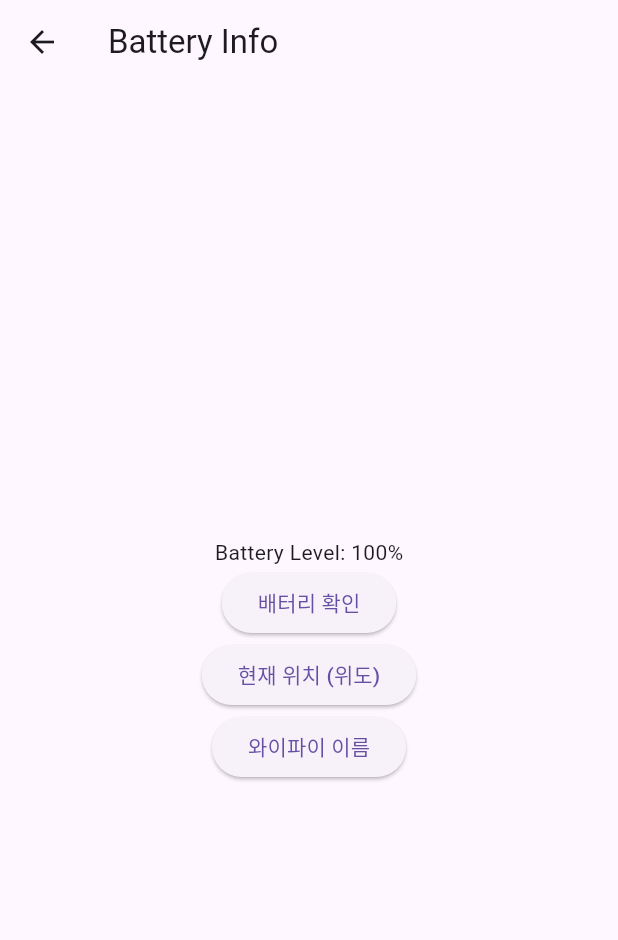
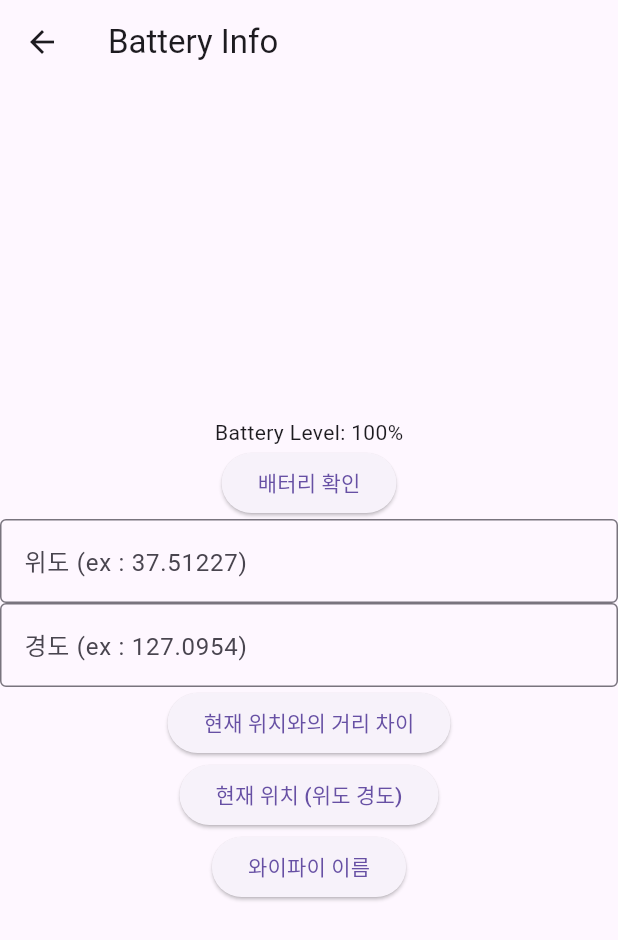
Before and after one commit to bottle-ari/peep_todo_flutter, a Flutter app: the TestPage screen opened directly, after a tap on "배터리 확인", on a phone screen of 412 x 824 dp. Shown: the top 940 px of the screen. Run offline on Flutter 3.47's test engine with Material 3 defaults, Android fonts, the phone set to English and light mode, and no system bars; our stand-ins replace battery, emoji_picker_flutter, flutter_screenutil, flutter_slidable, flutter_svg, fluttertoast and 9 more; missing offline and left inert: dart:ffi, network_info_plus; accounts and stored records are empty; Roboto replaces fonts that are missing (Pretendard); project files that could hold a hidden picture were left out.

Commit message:
구글맵 연동 - 지도 클릭하면 위도 경도 반환 / 테스트 페이지 - 설정한 위도 경도와 현재 위치와의 거리 차이 토스트 메시지

```diff
--- /dev/null
+++ b/lib/app/views/main/page/google_map/yes_or_no.dart
@@ -0,0 +1 @@
+import 'package:flutter/material.dart';
--- a/lib/app/views/main/page/test_page.dart
+++ b/lib/app/views/main/page/test_page.dart
@@ -1,8 +1,10 @@
 import 'package:flutter/material.dart';
 import 'package:battery/battery.dart';
+import 'package:geolocator/geolocator.dart';
 import 'package:location/location.dart';
 import 'package:network_info_plus/network_info_plus.dart';
 import 'package:flutter/foundation.dart';
+import 'package:fluttertoast/fluttertoast.dart';
 
 void main() {
   runApp(MyApp());
@@ -28,6 +30,9 @@ class _TestPageState extends State<TestPage> {
   Location location = Location();
   late LocationData currentLocation;
 
+  TextEditingController _latitudeController = TextEditingController();
+  TextEditingController _longtitudeController = TextEditingController();
+
   @override
   void initState() {
     super.initState();
@@ -51,11 +56,31 @@ class _TestPageState extends State<TestPage> {
               },
               child: Text('배터리 확인'),
             ),
+            TextField(
+              controller: _latitudeController,
+              decoration: InputDecoration(
+                border: OutlineInputBorder(),
+                labelText: '위도 (ex : 37.51227)',
+              ),
+            ),
+            TextField(
+              controller: _longtitudeController,
+              decoration: InputDecoration(
+                border: OutlineInputBorder(),
+                labelText: '경도 (ex : 127.0954)',
+              ),
+            ),
+            ElevatedButton(
+              onPressed: () {
+                _getDistanceInfo();
+              },
+              child: Text('현재 위치와의 거리 차이'),
+            ),
             ElevatedButton(
               onPressed: () {
                 _getCurrentLocation();
               },
-              child: Text('현재 위치 (위도)'),
+              child: Text('현재 위치 (위도 경도)'),
             ),
             ElevatedButton(
               onPressed: () {
@@ -87,6 +112,35 @@ class _TestPageState extends State<TestPage> {
     });
   }
 
+  Future<void> _getDistanceInfo() async {
+    /**
+     * 현재 위치와 EditText사이의 거리 차이 구하기
+     */
+    var langtitude = double.parse(_latitudeController.text);
+    var longtitude = double.parse(_longtitudeController.text);
+    LocationData locationData = await getLocationData();
+    var currentLangtitude = locationData.latitude;
+    var currentLongtitude = locationData.longitude;
+
+    // final distance = await Geolocator.distanceBetween(37.51227, 127.0954, langtitude, longtitude);
+    final distance = await Geolocator.distanceBetween(currentLangtitude!, currentLongtitude!, langtitude, longtitude);
+
+    Fluttertoast.showToast(
+        msg: '거리 차이 : '+distance.toString()+'미터',
+        toastLength: Toast.LENGTH_SHORT,
+        gravity: ToastGravity.BOTTOM,
+        timeInSecForIosWeb: 1,
+        backgroundColor: Colors.grey.shade300,
+        textColor: Colors.black,
+        fontSize: 16.0
+    );
+
+    // debugPrint(distance.toString());
+    // setState(() {
+    //   _testLabel = distance.toString();
+    // });
+  }
+
   Future<void> _getCurrentLocation() async {
     // await location.requestPermission();
     // try {
@@ -97,6 +151,13 @@ class _TestPageState extends State<TestPage> {
     //   debugPrint("로케이션 오류 발생");
     // }
     // setState(() {});
+    LocationData locationData = await getLocationData();
+    setState(() {
+      _testLabel = locationData.toString();
+    });
+  }
+
+  Future<LocationData> getLocationData() async {
     Location location = Location();
 
     bool serviceEnabled;
@@ -108,7 +169,7 @@ class _TestPageState extends State<TestPage> {
     if (!serviceEnabled) {
       serviceEnabled = await location.requestService();
       if (!serviceEnabled) {
-        return;
+        return Future<LocationData>.value(null as LocationData);
       }
     }
 
@@ -117,15 +178,14 @@ class _TestPageState extends State<TestPage> {
     if (permissionGranted == PermissionStatus.denied) {
       permissionGranted = await location.requestPermission();
       if (permissionGranted != PermissionStatus.granted) {
-        return;
+        // todo : 수정 필요 (임시로 null값 리턴)
+        return Future<LocationData>.value(null as LocationData);
       }
     }
 
     locationData = await location.getLocation();
     debugPrint("로케이션 테스트 : "+locationData.toString());
-    setState(() {
-      _testLabel = locationData.toString();
-    });
+    return locationData;
   }
 
 
--- a/pubspec.yaml
+++ b/pubspec.yaml
@@ -30,6 +30,7 @@ dependencies:
   network_info_plus: ^4.1.0
   google_maps_flutter: ^2.5.0
   geolocator: ^8.0.3
+  fluttertoast: ^8.2.4
 
 dev_dependencies:
   flutter_test:
```
Also changed, not shown: lib/app/views/main/page/MapScreen.dart (+56 -1 lines), pubspec.lock, 1 other file.
